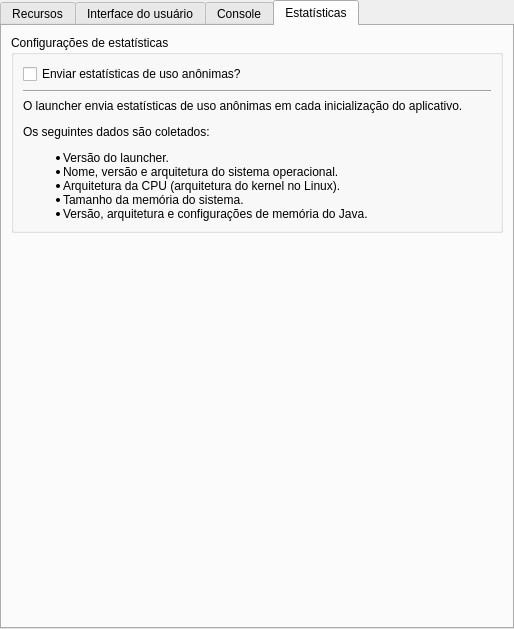
Before: the Qt Designer form launcher/ui/pages/global/LauncherPage.ui in Chrispsz/Launcher, drawn with Qt 5.
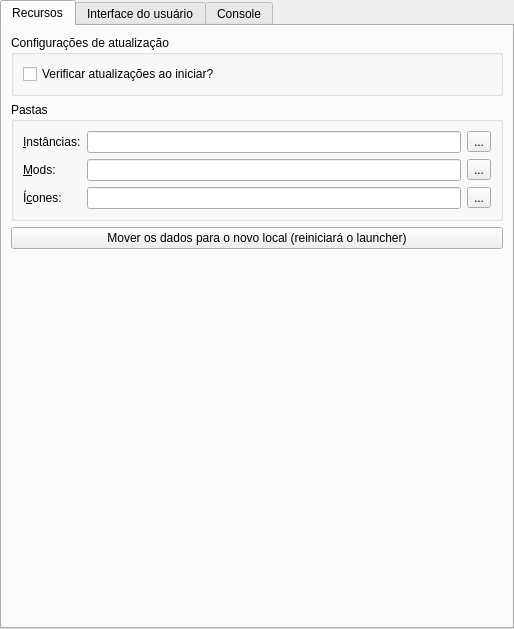
After: the same form once the commit is applied. The open tabs and pages were chosen to show the change.

Commit message: cleanup: remover código morto, serviços de skin/cape, analytics, bibliotecas desabilitadas

```diff
--- a/launcher/ui/pages/global/LauncherPage.ui
+++ b/launcher/ui/pages/global/LauncherPage.ui
@@ -458,69 +458,6 @@
        </item>
       </layout>
      </widget>
-     <widget class="QWidget" name="analyticsTab">
-      <attribute name="title">
-       <string>Estatísticas</string>
-      </attribute>
-      <layout class="QVBoxLayout" name="verticalLayout_8">
-       <item>
-        <widget class="QGroupBox" name="consoleSettingsBox_2">
-         <property name="title">
-          <string>Configurações de estatísticas</string>
-         </property>
-         <layout class="QVBoxLayout" name="verticalLayout_4">
-          <item>
-           <widget class="QCheckBox" name="analyticsCheck">
-            <property name="text">
-             <string>Enviar estatísticas de uso anônimas?</string>
-            </property>
-           </widget>
-          </item>
-          <item>
-           <widget class="Line" name="line">
-            <property name="orientation">
-             <enum>Qt::Horizontal</enum>
-            </property>
-           </widget>
-          </item>
-          <item>
-           <widget class="QLabel" name="label_5">
-            <property name="text">
-             <string>&lt;html&gt;&lt;head/&gt;
-&lt;body&gt;
-&lt;p&gt;O launcher envia estatísticas de uso anônimas em cada inicialização do aplicativo.&lt;/p&gt;&lt;p&gt;Os seguintes dados são coletados:&lt;/p&gt;
-&lt;ul&gt;
-&lt;li&gt;Versão do launcher.&lt;/li&gt;
-&lt;li&gt;Nome, versão e arquitetura do sistema operacional.&lt;/li&gt;
-&lt;li&gt;Arquitetura da CPU (arquitetura do kernel no Linux).&lt;/li&gt;
-&lt;li&gt;Tamanho da memória do sistema.&lt;/li&gt;
-&lt;li&gt;Versão, arquitetura e configurações de memória do Java.&lt;/li&gt;
-&lt;/ul&gt;
-&lt;/body&gt;&lt;/html&gt;</string>
-            </property>
-            <property name="wordWrap">
-             <bool>true</bool>
-            </property>
-           </widget>
-          </item>
-         </layout>
-        </widget>
-       </item>
-       <item>
-        <spacer name="verticalSpacer">
-         <property name="orientation">
-          <enum>Qt::Vertical</enum>
-         </property>
-         <property name="sizeHint" stdset="0">
-          <size>
-           <width>20</width>
-           <height>40</height>
-          </size>
-         </property>
-        </spacer>
-       </item>
-      </layout>
-     </widget>
     </widget>
    </item>
   </layout>
```
The commit also changes 44 other files.
